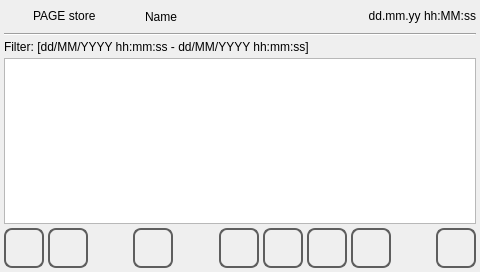
This is qt_templates/ATCM-template-project/store.ui in MECTsrl/mect_plugins as Qt 5 draws it before an edit. The edited form follows.
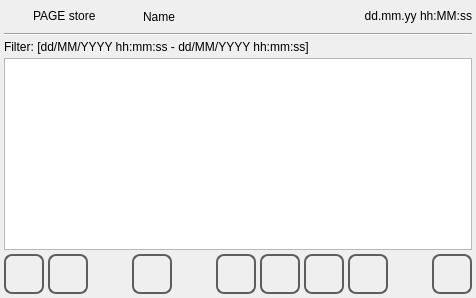
This is the edited form. Icons and pictures are not drawn.

What changed in the file:
```diff
--- a/qt_templates/ATCM-template-project/store.ui
+++ b/qt_templates/ATCM-template-project/store.ui
@@ -6,8 +6,7 @@
    <rect>
     <x>0</x>
     <y>0</y>
-    <width>480</width>
-    <height>272</height>
+    %Model%
    </rect>
   </property>
   <property name="minimumSize">
```
